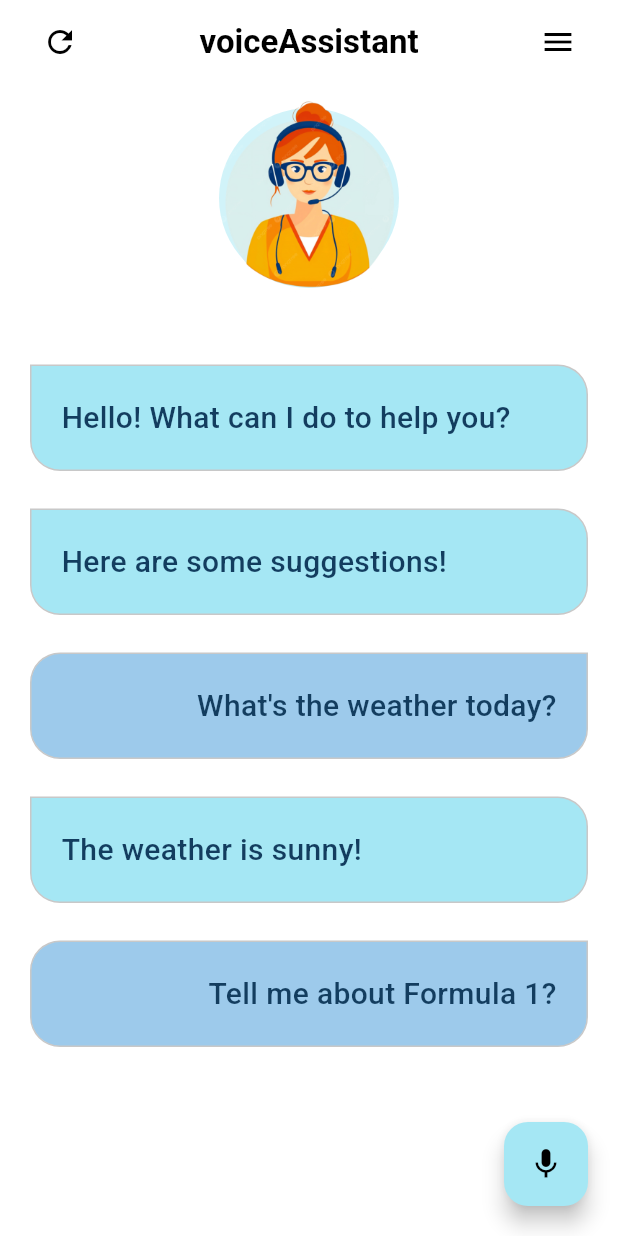
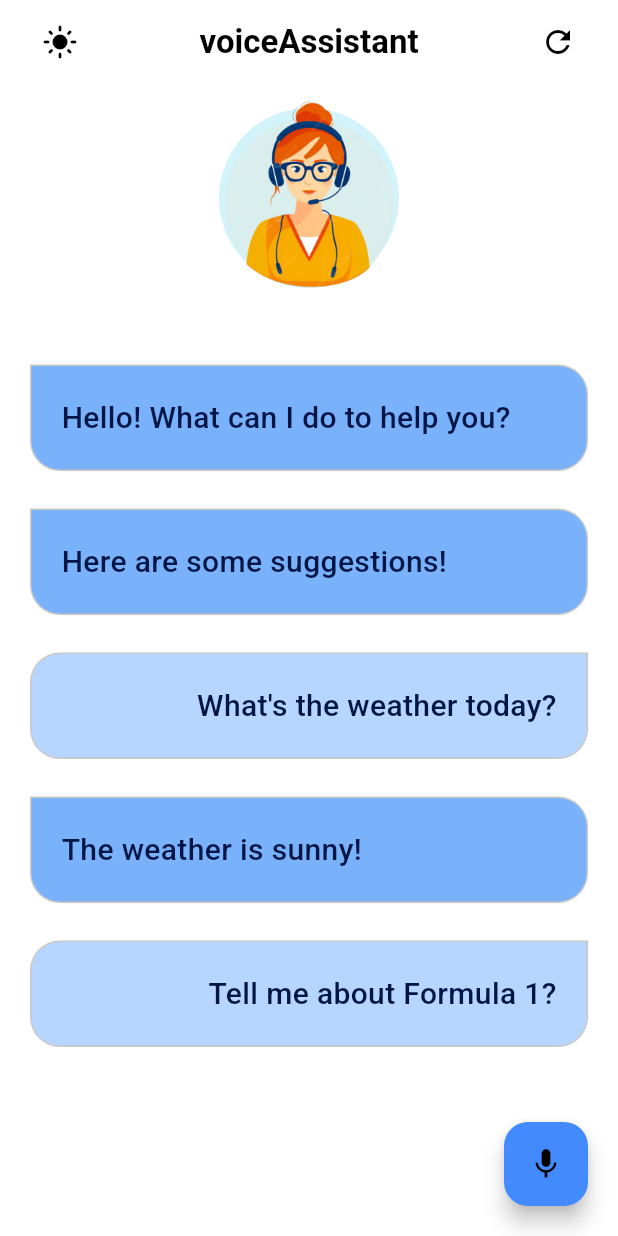
Before and after one commit to VasuBhakt/voiceAssistant, a Flutter app: the screen it shows after launch, on a phone screen of 412 x 824 dp. Run offline on Flutter 3.47's test engine with Material 3 defaults, Android fonts, the phone set to English and light mode, and no system bars; our stand-ins replace flutter_tts, speech_to_text.

Commit message:
ui update 3

```diff
--- a/lib/colors/pallete.dart
+++ b/lib/colors/pallete.dart
@@ -1,13 +1,14 @@
 import 'package:flutter/material.dart';
 
 class Pallete {
-  static const Color mainFontColor = Color.fromRGBO(19, 61, 95, 1);
-  static const Color firstSuggestionBoxColor = Color.fromRGBO(165, 231, 244, 1);
-  static const Color secondSuggestionBoxColor =
-      Color.fromRGBO(157, 202, 235, 1);
-  static const Color thirdSuggestionBoxColor = Color.fromRGBO(162, 238, 239, 1);
+  static const Color lightModeFontColor = Color.fromRGBO(1, 22, 70, 1);
+  static const Color darkModeFontColor = Color.fromRGBO(198, 217, 243, 1);
   static const Color assistantCircleColor = Color.fromRGBO(209, 243, 249, 1);
-  static const Color borderColor = Color.fromRGBO(200, 200, 200, 1);
-  static const Color blackColor = Colors.black;
-  static const Color whiteColor = Colors.white;
+  static const Color lightModeBorderColor = Color.fromRGBO(200, 200, 200, 1);
+  static const Color darkModeBorderColor = Color.fromRGBO(0, 16, 36, 1);
+  static const Color lightModeUser = Color.fromRGBO(182, 213, 255, 1);
+  static const Color lightModeModel = Color.fromRGBO(121, 178, 251, 1);
+  static const Color darkModeUser = Color.fromRGBO(0, 30, 68, 1);
+  static const Color darkModeModel = Color.fromRGBO(0, 74, 171, 1);
+
 }
--- a/lib/main.dart
+++ b/lib/main.dart
@@ -5,20 +5,54 @@ void main() {
   runApp(const MyApp());
 }
 
-class MyApp extends StatelessWidget {
+class MyApp extends StatefulWidget {
   const MyApp({super.key});
 
+  @override
+  State<MyApp> createState() => _MyAppState();
+}
+
+class _MyAppState extends State<MyApp> {
+
+  bool isDarkMode = false;
+
+  void toggleTheme() {
+    setState(() {
+      isDarkMode = !isDarkMode;
+    });
+  }
+
+  final ThemeData lightTheme = ThemeData(
+    fontFamily: 'Roboto',
+    brightness: Brightness.light,
+    primaryColor: Colors.blueAccent,
+    scaffoldBackgroundColor: Colors.white,
+    appBarTheme: AppBarTheme(
+      backgroundColor: Colors.white,
+      foregroundColor: Colors.black,
+    ),
+  );
+
+  final ThemeData darkTheme = ThemeData(
+    fontFamily: 'Roboto',
+    brightness: Brightness.dark,
+    primaryColor: Colors.blue[700],
+    scaffoldBackgroundColor: Colors.black,
+    appBarTheme: AppBarTheme(
+      backgroundColor: Colors.black,
+      foregroundColor: Colors.white,
+    ),
+  );
   // This widget is the root of your application.
   @override
   Widget build(BuildContext context) {
     return MaterialApp(
       debugShowCheckedModeBanner: false,
-      theme: ThemeData(
-        fontFamily: 'Roboto',
-        colorScheme: ColorScheme.light(),
-      ),
+      theme: lightTheme,
+      darkTheme: darkTheme,
+      themeMode: isDarkMode ? ThemeMode.dark : ThemeMode.light,
       title: 'voiceAssistant',
-      home: const HomePage(),
+      home: HomePage(toggleTheme : toggleTheme),
     );
   }
 }
--- a/lib/pages/home_page.dart
+++ b/lib/pages/home_page.dart
@@ -8,7 +8,8 @@ import 'package:voice_assistant/widgets/chat_bubble.dart';
 
 
 class HomePage extends StatefulWidget {
-  const HomePage({super.key});
+  final VoidCallback toggleTheme;
+  const HomePage({super.key, required this.toggleTheme});
 
   @override
   State<HomePage> createState() => _HomePageState();
@@ -142,7 +143,10 @@ class _HomePageState extends State<HomePage> {
   @override
   Widget build(BuildContext context) {
     return Scaffold(
+      backgroundColor: Theme.of(context).scaffoldBackgroundColor,
       appBar: AppBar(
+        backgroundColor: Theme.of(context).appBarTheme.backgroundColor,
+        foregroundColor: Theme.of(context).appBarTheme.foregroundColor,
         scrolledUnderElevation: 0,
         title: Stack(
           alignment: Alignment.center,
@@ -155,11 +159,11 @@ class _HomePageState extends State<HomePage> {
             ),
             Align(
               alignment: Alignment.centerLeft,
-              child: IconButton(onPressed: () {}, icon: Icon(Icons.refresh)),
+              child: IconButton(onPressed: widget.toggleTheme, icon: Icon(Icons.light_mode)),
             ),
             Align(
               alignment: Alignment.centerRight,
-              child: IconButton(onPressed: () {}, icon: Icon(Icons.menu)),
+              child: IconButton(onPressed: () {}, icon: Icon(Icons.refresh)),
             ),
           ],
         ),
@@ -200,6 +204,7 @@ class _HomePageState extends State<HomePage> {
                   return ChatBubble(
                     message: messages[index]["parts"][0]["text"],
                     role: messages[index]["role"],
+                    isDarkMode: Theme.of(context).scaffoldBackgroundColor == Colors.black,
                   );
                 },
               ),
@@ -247,7 +252,7 @@ class _HomePageState extends State<HomePage> {
                       initSpeechToText();
                     }
                   },
-                  backgroundColor: Pallete.firstSuggestionBoxColor,
+                  backgroundColor: Theme.of(context).primaryColor,
                   child: Icon(
                     (speechToText.isNotListening) ? Icons.mic : Icons.stop,
                     color: Colors.black,
--- a/lib/widgets/chat_bubble.dart
+++ b/lib/widgets/chat_bubble.dart
@@ -4,7 +4,8 @@ import 'package:voice_assistant/colors/pallete.dart';
 class ChatBubble extends StatelessWidget {
   final String message;
   final String role;
-  const ChatBubble({super.key, required this.message, required this.role});
+  final bool isDarkMode;
+  const ChatBubble({super.key, required this.message, required this.role, required this.isDarkMode});
 
   @override
   Widget build(BuildContext context) {
@@ -12,7 +13,7 @@ class ChatBubble extends StatelessWidget {
       padding: const EdgeInsets.symmetric(horizontal: 20, vertical: 10),
       margin: const EdgeInsets.only(top: 25),
       decoration: BoxDecoration(
-        border: Border.all(color: Pallete.borderColor),
+        border: Border.all(color: (isDarkMode) ? Pallete.darkModeBorderColor : Pallete.lightModeBorderColor),
         borderRadius: (role == "user")
             ? BorderRadius.all(
                 Radius.circular(20),
@@ -20,7 +21,7 @@ class ChatBubble extends StatelessWidget {
             : BorderRadius.all(
                 Radius.circular(20),
               ).copyWith(topLeft: Radius.circular(0)),
-        color: (role == "user") ? Pallete.secondSuggestionBoxColor : Pallete.firstSuggestionBoxColor
+        color: (role == "user") ? ((isDarkMode) ? Pallete.darkModeUser : Pallete.lightModeUser) : ((isDarkMode) ? Pallete.darkModeModel : Pallete.lightModeModel)
       ),
       alignment: (role == "user") ? Alignment.centerRight : Alignment.centerLeft,
       child: Padding(
@@ -29,7 +30,7 @@ class ChatBubble extends StatelessWidget {
           message,
           style: TextStyle(
             fontWeight: FontWeight.w500,
-            color: Pallete.mainFontColor,
+            color: (isDarkMode) ? Pallete.darkModeFontColor : Pallete.lightModeFontColor,
             fontSize: 20,
           ),
         ),
```
